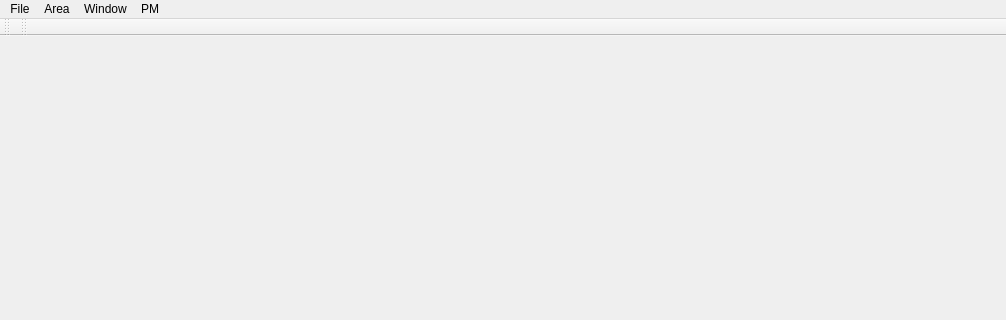
First picture: the form in StreetDesigner/MainWindow.ui, repository gnishida/StreetDesigner, before the edit; both pictures show x 0 to 1006 and y 0 to 320 of the 1006 by 800 pixel window.
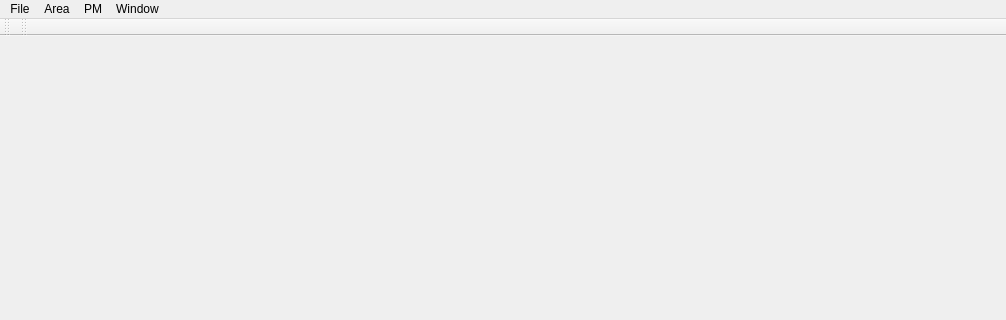
Second picture: the form after the edit. Icons and pictures are not drawn.

Patch:
```diff
--- a/StreetDesigner/MainWindow.ui
+++ b/StreetDesigner/MainWindow.ui
@@ -74,8 +74,8 @@
    </widget>
    <addaction name="menuFile"/>
    <addaction name="menuArea"/>
-   <addaction name="menuWindow"/>
    <addaction name="menuPM"/>
+   <addaction name="menuWindow"/>
   </widget>
   <widget class="QToolBar" name="fileToolBar">
    <attribute name="toolBarArea">
```
